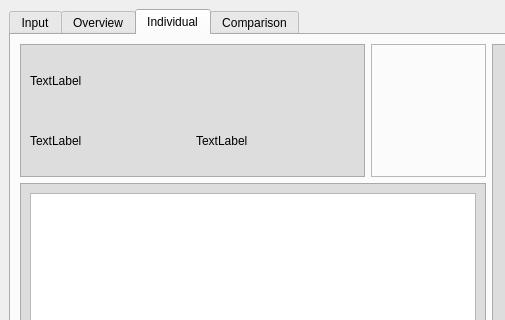
Gogonemnem/tu-delft-assignments, file project/MainWindow.ui: the form before one commit; both pictures show x 0 to 505 and y 0 to 320 of the 1086 by 913 pixel window.
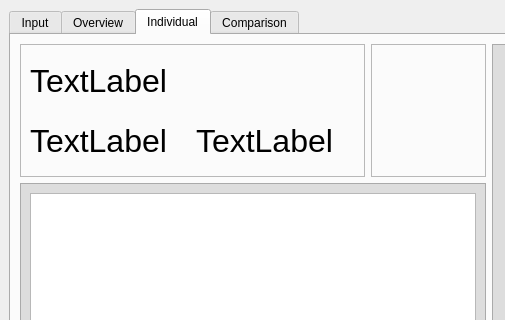
The form after the commit. The open tabs and pages were chosen to show the change.

Commit message: fix labels in individual

```diff
--- a/project/MainWindow.ui
+++ b/project/MainWindow.ui
@@ -295,8 +295,7 @@
         <item row="0" column="0">
          <widget class="QFrame" name="frame_6">
           <property name="styleSheet">
-           <string notr="true">#frame_6{
-background-color: rgb(221, 221, 221)}</string>
+           <string notr="true"/>
           </property>
           <property name="frameShape">
            <enum>QFrame::StyledPanel</enum>
@@ -307,6 +306,11 @@
           <layout class="QGridLayout" name="gridLayout_3">
            <item row="0" column="0" colspan="2">
             <widget class="QLabel" name="symbol_label">
+             <property name="font">
+              <font>
+               <pointsize>24</pointsize>
+              </font>
+             </property>
              <property name="text">
               <string>TextLabel</string>
              </property>
@@ -314,6 +318,11 @@
            </item>
            <item row="1" column="0">
             <widget class="QLabel" name="interval_label">
+             <property name="font">
+              <font>
+               <pointsize>24</pointsize>
+              </font>
+             </property>
              <property name="text">
               <string>TextLabel</string>
              </property>
@@ -321,6 +330,11 @@
            </item>
            <item row="1" column="1">
             <widget class="QLabel" name="label_3">
+             <property name="font">
+              <font>
+               <pointsize>24</pointsize>
+              </font>
+             </property>
              <property name="text">
               <string>TextLabel</string>
              </property>
```
The commit also changes 3 other files.
